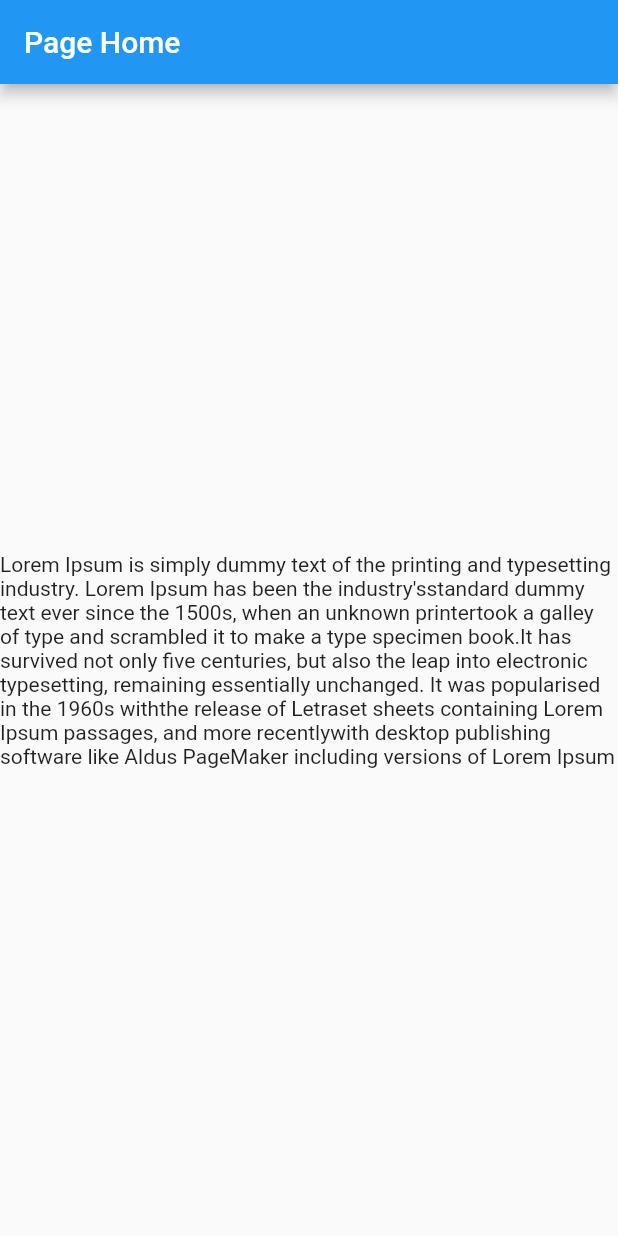
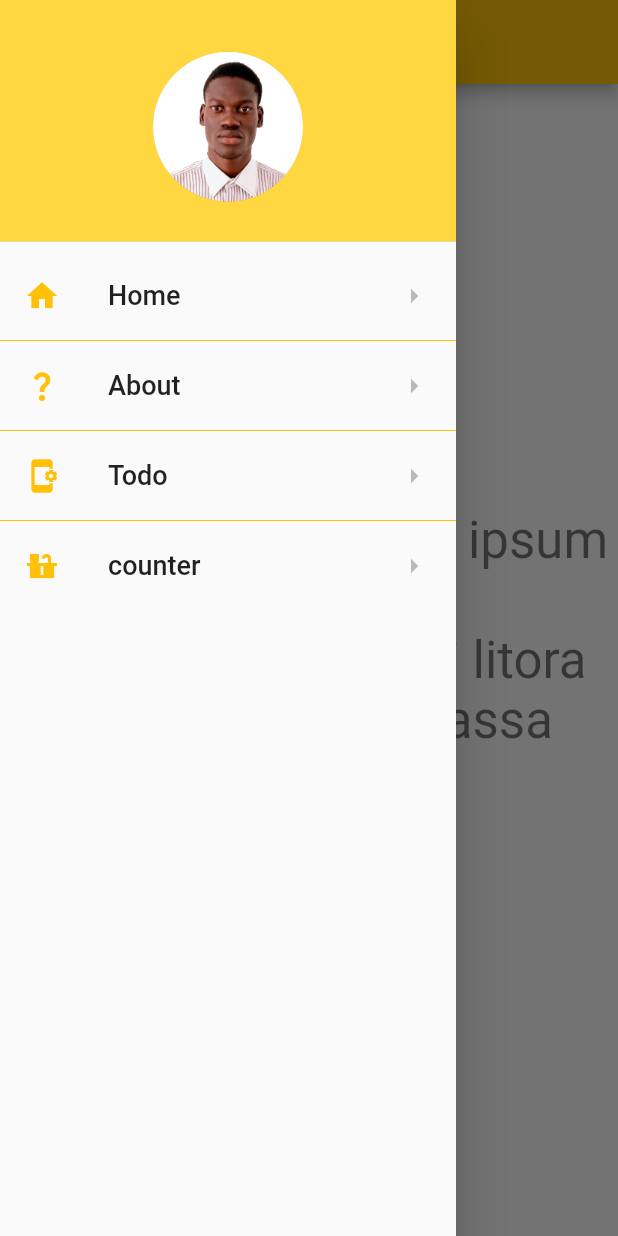
Before and after one commit to Diokou-Tech/demo-first-flutter, a Flutter app: the screen it shows after launch, with the side drawer open (before the commit the screen has no drawer), on a phone screen of 412 x 824 dp. Run offline on Flutter 3.47's test engine with Material 2 defaults, Android fonts, the phone set to English and light mode, and no system bars; Roboto replaces fonts that are missing (cambria).

Commit message:
update add navigation button counter

```diff
--- a/lib/main.dart
+++ b/lib/main.dart
@@ -1,33 +1,26 @@
 import 'package:flutter/material.dart';
+import 'package:todo_app/ui/pages/about.page.dart';
+import 'package:todo_app/ui/pages/counter.page.dart';
+import 'package:todo_app/ui/pages/home.page.dart';
+import 'package:todo_app/ui/pages/todo.page.dart';
 
-void main() {
-  runApp(MyApp());
-}
+void main() => runApp(MyApp());
 
 class MyApp extends StatelessWidget {
-  @override
-  Widget build(BuildContext context) {
-    return const MaterialApp(
-      home: HomePage(),
-    );
-  }
-}
-
-// page home
-class HomePage extends StatelessWidget {
-  const HomePage({Key? key}) : super(key: key);
+  const MyApp({super.key});
 
   @override
   Widget build(BuildContext context) {
-    return Scaffold(
-      appBar: AppBar(
-        title: Text("Page Home"),
-      ),
-      body: const Center(
-        child: Text(
-          "Lorem Ipsum is simply dummy text of the printing and typesetting industry. Lorem Ipsum has been the industry'sstandard dummy text ever since the 1500s, when an unknown printertook a galley of type and scrambled it to make a type specimen book.It has survived not only five centuries, but also the leap into electronic typesetting, remaining essentially unchanged. It was popularised in the 1960s withthe release of Letraset sheets containing Lorem Ipsum passages, and more recentlywith desktop publishing software like Aldus PageMaker including versions of Lorem Ipsum",
-        ),
-      ),
-    );
+    return MaterialApp(
+        routes: {
+          "/home": (context) => HomePage(),
+          "/about": (context) => AboutPage(),
+          "/todo": (context) => TodoPage(),
+          "/counter": (context) => CounterPage(),
+        },
+        theme: ThemeData(
+            primarySwatch: Colors.amber, primaryColor: Colors.deepOrange),
+        home: HomePage(),
+        initialRoute: "/home");
   }
 }
--- /dev/null
+++ b/lib/ui/pages/about.page.dart
@@ -0,0 +1,20 @@
+import 'package:flutter/material.dart';
+
+class AboutPage extends StatelessWidget {
+  AboutPage({super.key});
+
+  @override
+  Widget build(BuildContext context) {
+    return Scaffold(
+      appBar: AppBar(
+        title: Text("About Page"),
+        backgroundColor: Colors.amber,
+      ),
+      body: Center(
+          child: Text(
+        "About apge body content",
+        style: TextStyle(fontSize: 28),
+      )),
+    );
+  }
+}
--- /dev/null
+++ b/lib/ui/pages/home.page.dart
@@ -0,0 +1,21 @@
+import 'package:flutter/material.dart';
+import 'package:todo_app/ui/widgets/drawer.widget.dart';
+
+class HomePage extends StatelessWidget {
+  @override
+  Widget build(BuildContext context) {
+    return Scaffold(
+      drawer: MyDrawer(),
+      appBar: AppBar(title: Text("First App"), backgroundColor: Colors.amber),
+      body: Center(
+          child: Text(
+        """Body Centre  Lorem ipsum dolor
+          primis facilisi litora aliquet mauris massa natoque """,
+        // style: TextStyle(fontSize: 28, color: Colors.black),
+        style: Theme.of(context).textTheme.headlineMedium,
+        textAlign: TextAlign.center,
+        selectionColor: Colors.amber,
+      )),
+    );
+  }
+}
--- /dev/null
+++ b/lib/ui/widgets/customDivider.widget.dart
@@ -0,0 +1,13 @@
+import 'package:flutter/material.dart';
+
+class CustomDivider extends StatelessWidget {
+  CustomDivider({super.key});
+
+  @override
+  Widget build(BuildContext context) {
+    return Divider(
+      height: 4,
+      color: Colors.amber,
+    );
+  }
+}
--- /dev/null
+++ b/lib/ui/widgets/drawer.widget.dart
@@ -0,0 +1,100 @@
+import 'package:flutter/material.dart';
+import 'package:todo_app/ui/widgets/customDivider.widget.dart';
+
+class MyDrawer extends StatelessWidget {
+  const MyDrawer({super.key});
+
+  @override
+  Widget build(BuildContext context) {
+    return Drawer(
+      child: ListView(
+        children: [
+          DrawerHeader(
+              decoration: BoxDecoration(color: Colors.amberAccent),
+              child: Center(
+                child: CircleAvatar(
+                  radius: 50,
+                  backgroundImage: AssetImage("images/profil.jpg"),
+                ),
+              )),
+          ListTile(
+            title: Text(
+              "Home",
+              style: TextStyle(fontSize: 18, fontFamily: "cambria"),
+            ),
+            leading: Icon(
+              Icons.home,
+              color: Colors.amber,
+            ),
+            trailing: Icon(
+              Icons.arrow_right,
+              color: Colors.black26,
+            ),
+            onTap: () =>
+                {print("tap on home"), Navigator.pushNamed(context, "/home")},
+          ),
+          CustomDivider(),
+          ListTile(
+            title: Text(
+              "About",
+              style: TextStyle(fontSize: 18, fontFamily: "cambria"),
+            ),
+            leading: Icon(
+              Icons.question_mark,
+              color: Colors.amber,
+            ),
+            trailing: Icon(
+              Icons.arrow_right,
+              color: Colors.black26,
+            ),
+            onTap: () => {
+              print("tap on about"),
+              Navigator.pop(context),
+              Navigator.pushNamed(context, "/about")
+            },
+          ),
+          CustomDivider(),
+          ListTile(
+            title: Text(
+              "Todo",
+              style: TextStyle(fontSize: 18, fontFamily: "cambria"),
+            ),
+            leading: Icon(
+              Icons.app_settings_alt,
+              color: Colors.amber,
+            ),
+            trailing: Icon(
+              Icons.arrow_right,
+              color: Colors.black26,
+            ),
+            onTap: () => {
+              print("tap on todo"),
+              Navigator.pop(context),
+              Navigator.pushNamed(context, "/todo")
+            },
+          ),
+          CustomDivider(),
+          ListTile(
+            title: Text(
+              "counter",
+              style: TextStyle(fontSize: 18, fontFamily: "cambria"),
+            ),
+            leading: Icon(
+              Icons.countertops,
+              color: Colors.amber,
+            ),
+            trailing: Icon(
+              Icons.arrow_right,
+              color: Colors.black26,
+            ),
+            onTap: () => {
+              print("tap on counter"),
+              Navigator.pop(context),
+              Navigator.pushNamed(context, "/counter")
+            },
+          )
+        ],
+      ),
+    );
+  }
+}
```
Also changed, not shown: analysis_options.yaml (+6 -16 lines), lib/ui/pages/counter.page.dart (added, +38 -0 lines), lib/ui/pages/todo.page.dart (added, +22 -0 lines), pubspec.yaml (+4 -4 lines), images/profil.jpg (added), pubspec.lock.
